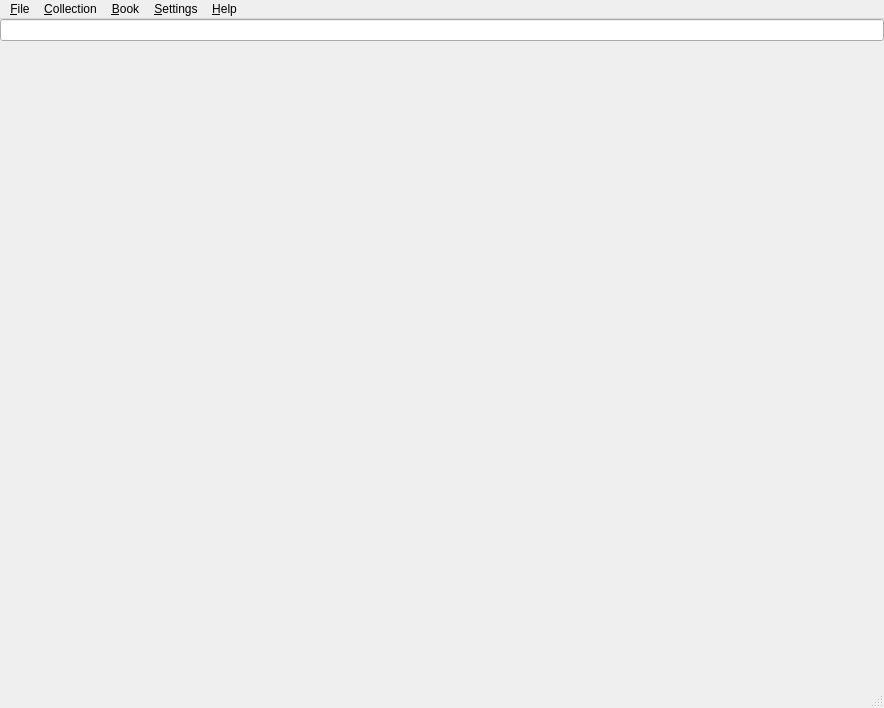
heimdallr/books, file src/home/flibrary/gui/MainWindow.ui: the form before one commit.
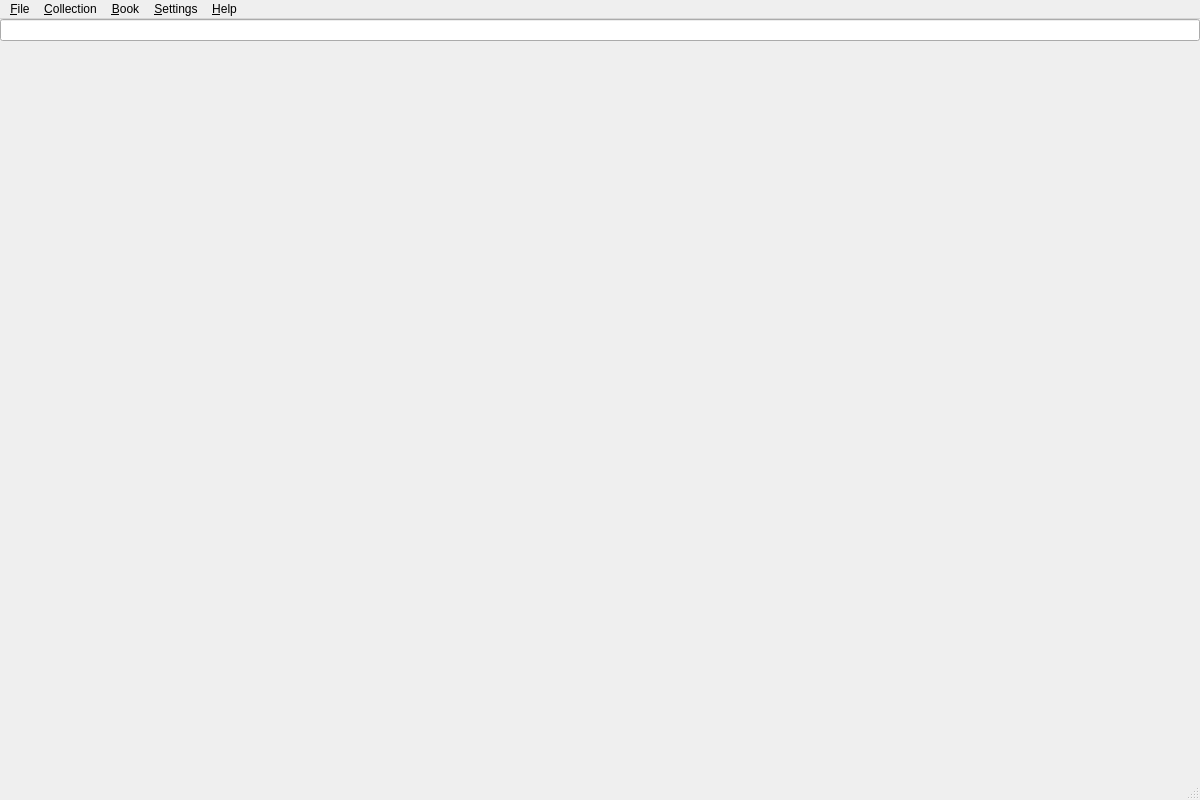
The form after the commit.

```diff
--- a/src/home/flibrary/gui/MainWindow.ui
+++ b/src/home/flibrary/gui/MainWindow.ui
@@ -6,8 +6,8 @@
    <rect>
     <x>0</x>
     <y>0</y>
-    <width>884</width>
-    <height>708</height>
+    <width>1200</width>
+    <height>800</height>
    </rect>
   </property>
   <property name="windowTitle">
@@ -264,7 +264,7 @@
     <rect>
      <x>0</x>
      <y>0</y>
-     <width>884</width>
+     <width>1200</width>
      <height>22</height>
     </rect>
    </property>
```
